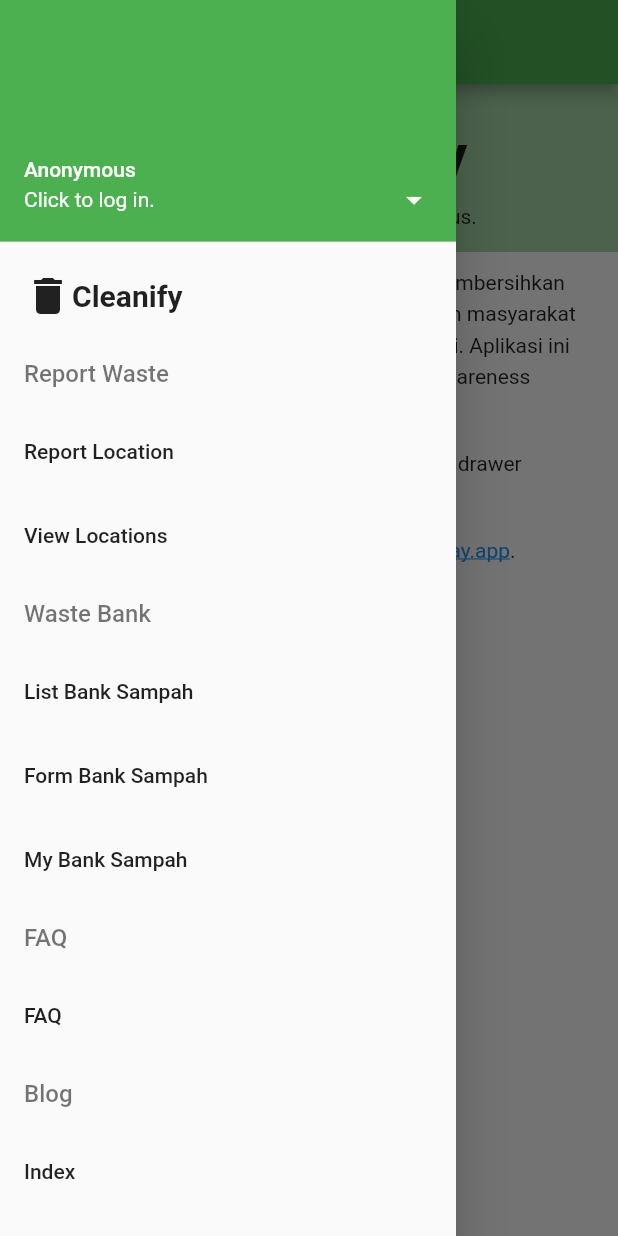
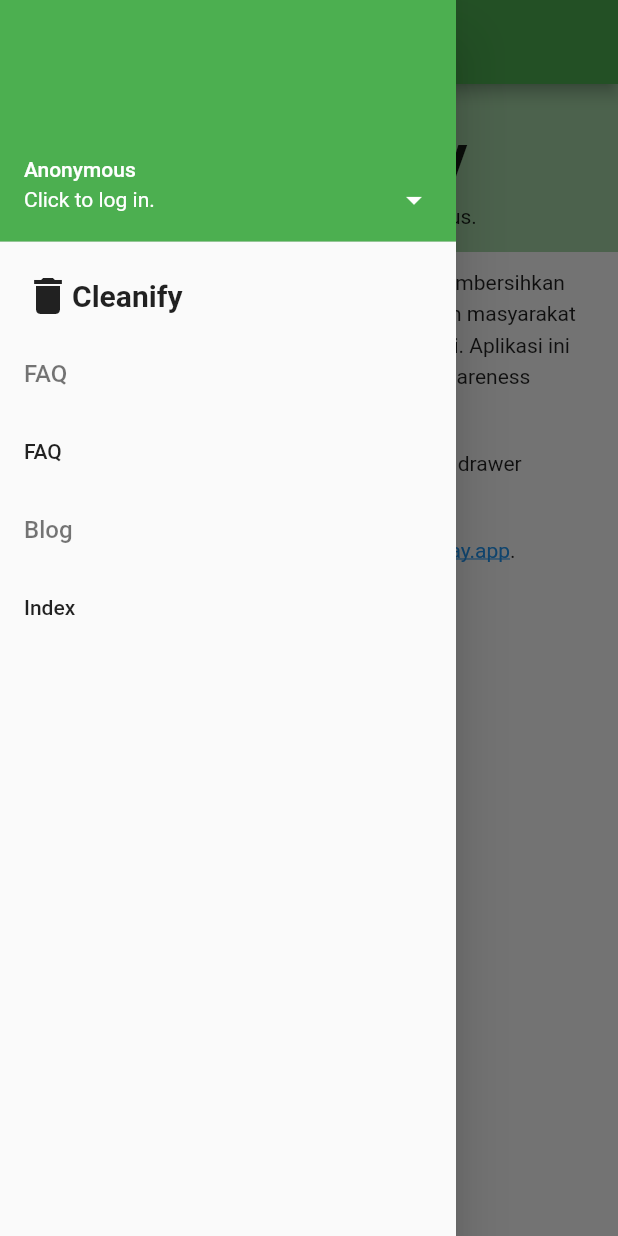
Before and after one commit to A03-PBP-2022/cleanify-mobile, a Flutter app: the screen it shows after launch, with the side drawer open, on a phone screen of 412 x 824 dp. Run offline on Flutter 3.47's test engine with Material 2 defaults, Android fonts, the phone set to English and light mode, and no system bars; our stand-ins replace flutter_markdown, infinite_scroll_pagination; missing offline and left inert: pbp_django_auth.

Commit message:
Sesuaikan visibiltas dengan perms yang ada, buat jadi bahasa Inggris

```diff
--- a/lib/core/drawer.dart
+++ b/lib/core/drawer.dart
@@ -145,6 +145,8 @@ class _GlobalDrawerState extends State<GlobalDrawer> {
               );
             },
           ),
+          if (user.permissions.contains('add_location') ||
+              user.permissions.contains('view_location'))
             const ListTile(
               title: Text('Report Waste',
                   style: TextStyle(
@@ -153,24 +155,32 @@ class _GlobalDrawerState extends State<GlobalDrawer> {
                   )),
               dense: true,
             ),
-          ListTile( // Both user and crew access
+          if (user.permissions.contains('add_location'))
+            ListTile(
+              // Both user and crew access
               title: const Text('Report Location'),
               onTap: () {
                 Navigator.pushReplacement(
                   context,
-                MaterialPageRoute(builder: (context) => const FormReportPage()),
+                  MaterialPageRoute(
+                      builder: (context) => const FormReportPage()),
                 );
               },
             ),
-          ListTile( // Crew access
+          if (user.permissions.contains('view_location'))
+            ListTile(
+              // Crew access
               title: const Text('View Locations'),
               onTap: () {
                 Navigator.pushReplacement(
                   context,
-                MaterialPageRoute(builder: (context) => const ListReportPage()),
+                  MaterialPageRoute(
+                      builder: (context) => const ListReportPage()),
                 );
               },
             ),
+          if (user.permissions.contains('add_bank') ||
+              user.permissions.contains('view_bank'))
             const ListTile(
               title: Text('Waste Bank',
                   style: TextStyle(
@@ -179,8 +189,9 @@ class _GlobalDrawerState extends State<GlobalDrawer> {
                   )),
               dense: true,
             ),
+          if (user.permissions.contains('view_bank'))
             ListTile(
-            title: const Text('List Bank Sampah'),
+              title: const Text('View Bank'),
               onTap: () {
                 Navigator.pushReplacement(
                   context,
@@ -189,8 +200,9 @@ class _GlobalDrawerState extends State<GlobalDrawer> {
                 );
               },
             ),
+          if (user.permissions.contains('add_bank'))
             ListTile(
-            title: const Text('Form Bank Sampah'),
+              title: const Text('Add Waste'),
               onTap: () {
                 Navigator.pushReplacement(
                   context,
@@ -199,8 +211,9 @@ class _GlobalDrawerState extends State<GlobalDrawer> {
                 );
               },
             ),
+          if (user.permissions.contains('view_bank'))
             ListTile(
-            title: const Text('My Bank Sampah'),
+              title: const Text('View My Bank'),
               onTap: () {
                 Navigator.pushReplacement(
                   context,
```
Lines whose indentation alone changed are shown as unchanged.
